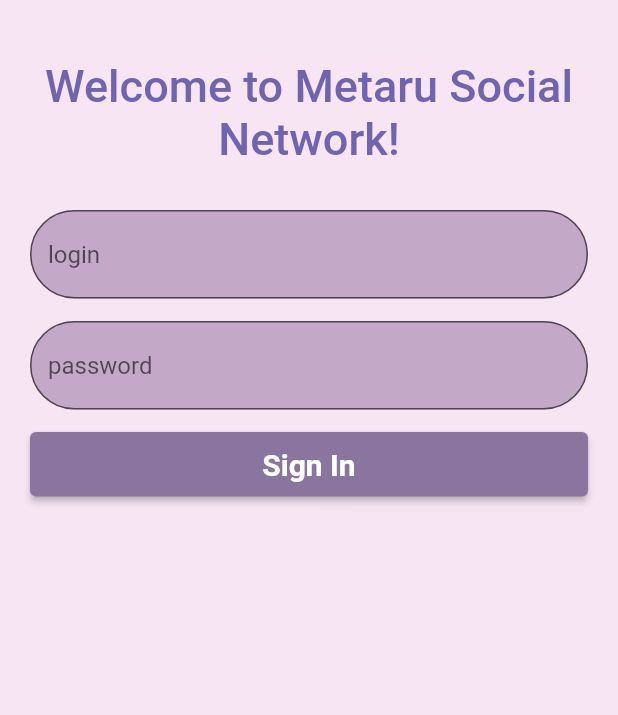
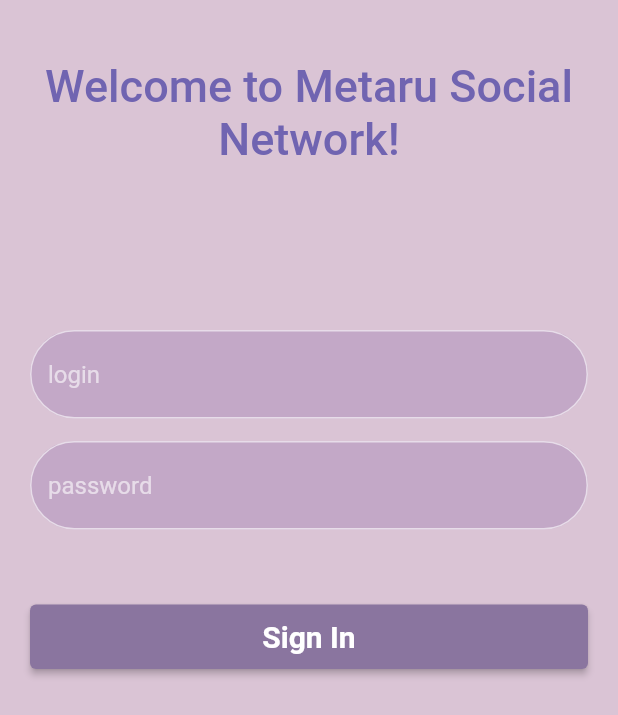
Before and after one commit to EncryptedShtefan/MobileAppDev2022, a Flutter app: the screen it shows after launch, on a phone screen of 412 x 824 dp. Shown: the top 715 px of the screen. Run offline on Flutter 3.47's test engine with Material 2 defaults, Android fonts, the phone set to English and light mode, and no system bars.

Commit message:
feat: new windows

```diff
--- a/lib/authwindow.dart
+++ b/lib/authwindow.dart
@@ -14,13 +14,16 @@ class _AuthwindowState extends State<Authwindow> {
     return Scaffold(
       backgroundColor: Theme.of(context).primaryColor,
       body: Column(children: <Widget>[
-        Padding(padding: const EdgeInsets.only(top: 20), child: appicon()),
-        loginfields()
+        Padding(
+            padding: const EdgeInsets.only(top: 20, bottom: 80),
+            child: appicon()),
+        loginfields(context)
       ]),
     );
   }
 }
 
+/* Здесь виджет под название приложения на экране входа */
 Widget appicon() {
   return Padding(
     padding: const EdgeInsets.fromLTRB(20, 20, 20, 10),
@@ -41,7 +44,8 @@ Widget appicon() {
   );
 }
 
-Widget loginfields() {
+/* Здесь виджет с текстовыми полями под логин пароль, которые обернуты в паддинги, а также кнопка принятия (перехода) */
+Widget loginfields(context) {
   return Padding(
     padding: const EdgeInsets.fromLTRB(20, 20, 20, 10),
     child: Align(
@@ -67,7 +71,7 @@ Widget loginfields() {
           )),
         ),
         Padding(
-            padding: const EdgeInsets.only(top: 15),
+            padding: const EdgeInsets.only(top: 50),
             child: SizedBox(
                 width: double.infinity,
                 height: 43,
@@ -76,10 +80,11 @@ Widget loginfields() {
                         backgroundColor: MaterialStatePropertyAll<Color>(
                             Color.fromRGBO(138, 117, 159, 1.0))),
                     onPressed: () => {
-                          //Navigator.push(
-                          //      context,
-                          //     MaterialPageRoute(
-                          //         builder: (context) => const Friendswindow()))
+                          Navigator.push(
+                            context,
+                            MaterialPageRoute(
+                                builder: (context) => const Friendswindow()),
+                          )
                         },
                     child: const Text('Sign In',
                         textAlign: TextAlign.center,
--- a/lib/main.dart
+++ b/lib/main.dart
@@ -13,7 +13,8 @@ class Login extends StatelessWidget {
     return MaterialApp(
       title: 'Welcome',
       theme: ThemeData(
-        primaryColor: Color.fromARGB(255, 247, 229, 243),
+        brightness: Brightness.dark,
+        primaryColor: Color.fromARGB(255, 218, 196, 213),
       ),
       home: const Authwindow(),
     );
```
Also changed, not shown: lib/friendswindow.dart (+53 -1 lines).
